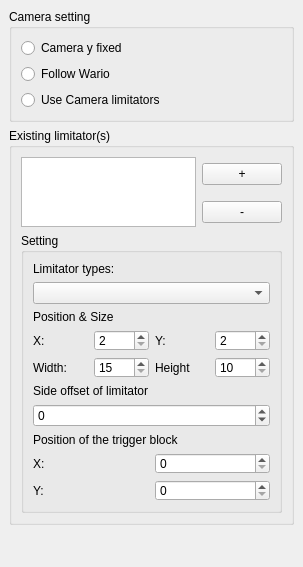
First picture: the form in DockWidget/CameraControlDockWidget.ui, repository wario-land/WL4Editor, before the edit.
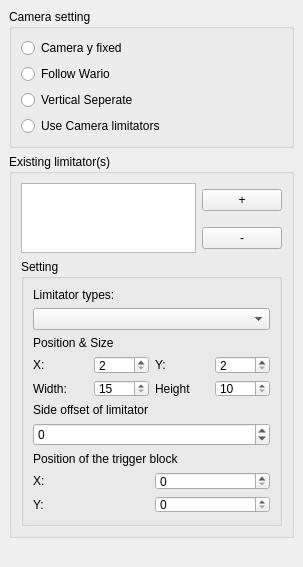
Second picture: the form after the edit.

Commit message:
add new camera control feature and some update in the RAM record (#162)
* bugfix

* hacking record update and a small bugfix in entity rendering glitches

* Update CHANGELOG

* update some entity OAM data pointers

* fix another entity rendering

* Update RAM data.txt

* Add Camera control type, Vertical Seperate

* change const name

```diff
--- a/DockWidget/CameraControlDockWidget.ui
+++ b/DockWidget/CameraControlDockWidget.ui
@@ -38,6 +38,13 @@
          </property>
         </widget>
        </item>
+       <item>
+        <widget class="QRadioButton" name="VerticalSeperate_radioButton">
+         <property name="text">
+          <string>Vertical Seperate</string>
+         </property>
+        </widget>
+       </item>
        <item>
         <widget class="QRadioButton" name="UseCameraLimitators_radioButton">
          <property name="text">
```
The commit also changes 6 other files.
